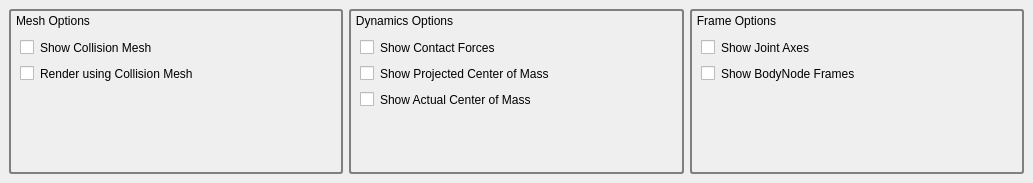
The window that qtWidgets/ui/visualization_tab.ui (golems/grip2) describes before a commit, drawn with Qt 5.
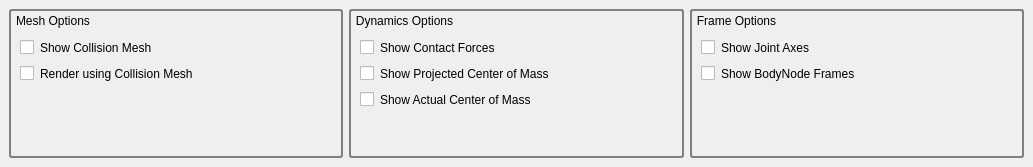
The same window after the commit.

Patch:
```diff
--- a/qtWidgets/ui/visualization_tab.ui
+++ b/qtWidgets/ui/visualization_tab.ui
@@ -7,7 +7,7 @@
     <x>0</x>
     <y>0</y>
     <width>1033</width>
-    <height>183</height>
+    <height>167</height>
    </rect>
   </property>
   <property name="autoFillBackground">
```
